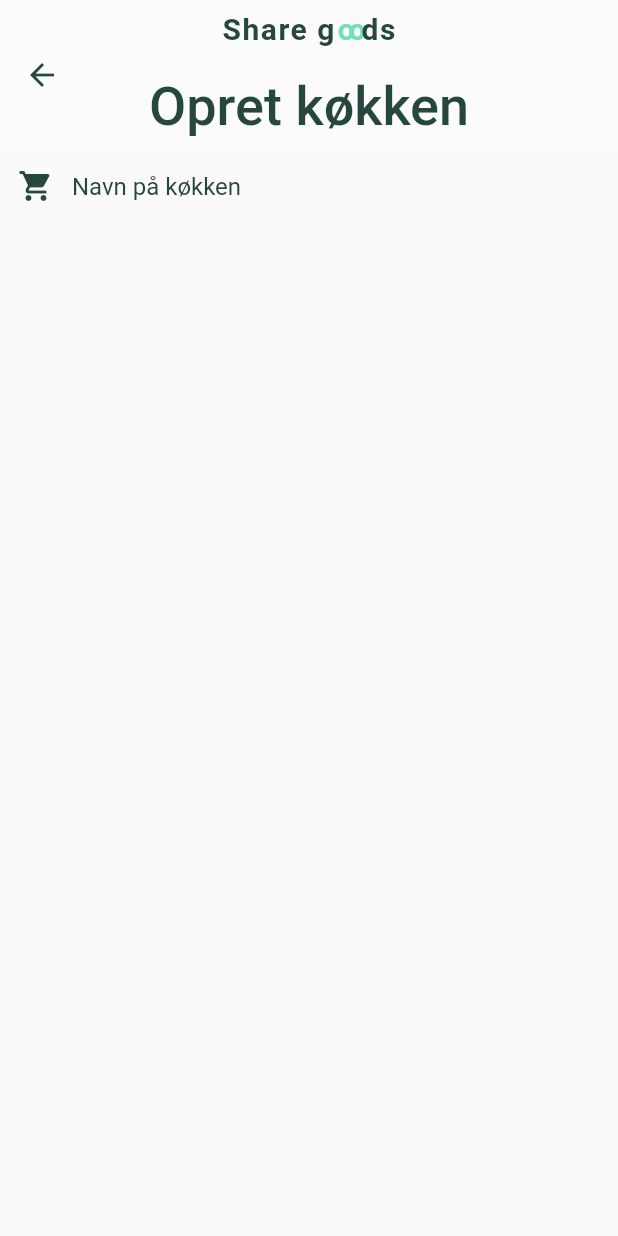
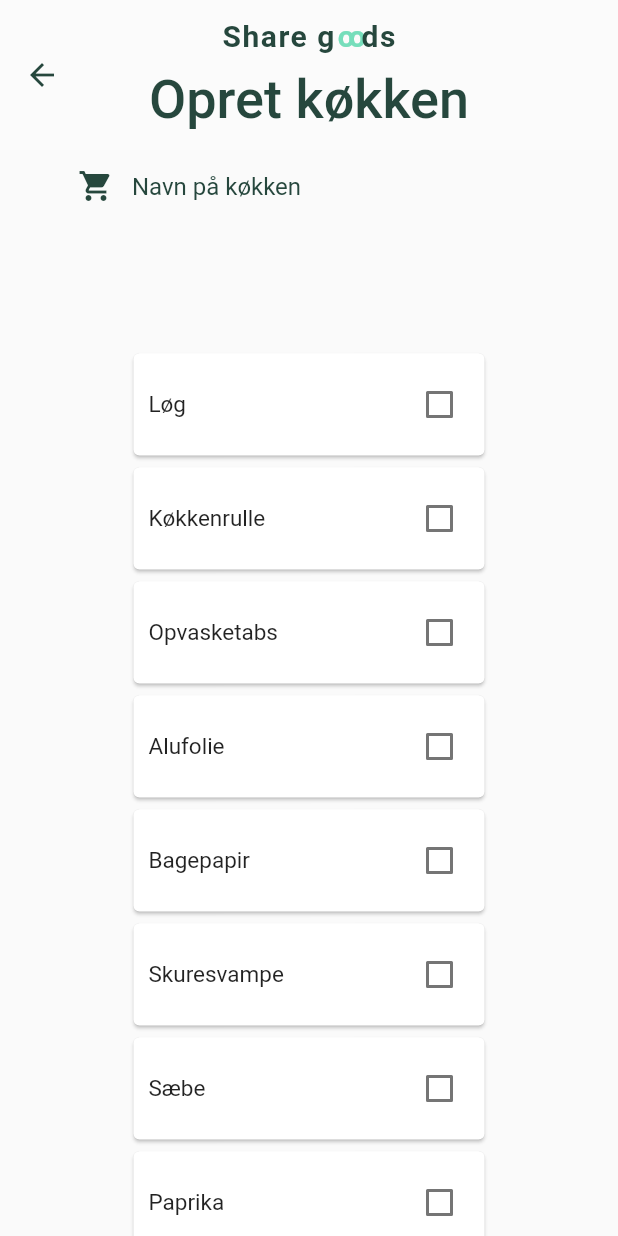
Before and after one commit to patricklopdrup/Share-goods, a Flutter app: the CreateKitchen screen opened directly, on a phone screen of 412 x 824 dp. Run offline on Flutter 3.47's test engine with Material 2 defaults, Android fonts, the phone set to English and light mode, and no system bars; our stand-ins replace cloud_firestore, firebase_auth, firebase_core, firebase_crashlytics, flutter_conditional_rendering; accounts and stored records are empty; Roboto replaces fonts that are missing (OpenSans).

Commit message:
Created name field and list of predefined items in createKitchen_page
Further implementation needed.

```diff
--- a/share_goods/lib/myAppBar.dart
+++ b/share_goods/lib/myAppBar.dart
@@ -31,13 +31,13 @@ class MyAppBar extends StatelessWidget implements PreferredSizeWidget {
         backgroundColor: Colors.white10,
         elevation: 0,
         iconTheme: IconThemeData(
-          color: myDarkGreen,
+          color: myDarkGreen
         ),
         title: Column(
           mainAxisAlignment: MainAxisAlignment.spaceBetween,
           children: [
             createLogo(),
-            SizedBox(height: 20.0,),
+            SizedBox(height: 10.0,),
             Text(
               this.title,
               style: TextStyle(
--- a/share_goods/lib/pages_bottomnav/createKitchen_page.dart
+++ b/share_goods/lib/pages_bottomnav/createKitchen_page.dart
@@ -1,4 +1,5 @@
 import 'package:flutter/material.dart';
+import 'package:share_goods/data/testData.dart';
 import 'package:share_goods/myAppBar.dart';
 import 'package:share_goods/myColors.dart';
 
@@ -15,8 +16,94 @@ class _CreateKitchenState extends State<CreateKitchen> {
         title: 'Opret køkken',
       ),
       body: Container(
+        padding: EdgeInsets.symmetric(horizontal: 40),
          child: Column(
            crossAxisAlignment: CrossAxisAlignment.center,
+           children: [
+             Expanded(
+               flex: 2,
+                 child: Container(
+                   child: _createNameField(),
+                 )
+             ),
+             Expanded(
+                 flex: 9,
+                 child: Container(
+                   child: CreateKitchenList(),
+                 )
+             ),
+           ],
+         )
+        )
+      );
+  }
+}
+
+class CreateKitchenList extends StatefulWidget {
+  @override
+  _CreateKitchenListState createState() => _CreateKitchenListState();
+}
+
+class _CreateKitchenListState extends State<CreateKitchenList> {
+  List<String> _inventory = [
+    'Løg',
+    'Køkkenrulle',
+    'Opvasketabs',
+    'Alufolie',
+    'Bagepapir',
+    'Skuresvampe',
+    'Sæbe',
+    'Paprika',
+    'Rødløg'
+  ];
+
+  @override
+  Widget build(BuildContext context) {
+    return Container(
+      padding: EdgeInsets.symmetric(horizontal: 45),
+      child: ListView.builder(
+            itemCount: _inventory.length,
+            itemBuilder: (context,index){
+              return CheckListItem(itemTitle: _inventory[index]);
+            }
+            ),
+    );
+  }
+}
+
+class CheckListItem extends StatefulWidget {
+  @override
+  _CheckListItemState createState() => _CheckListItemState();
+  String itemTitle;
+  CheckListItem({this.itemTitle});
+}
+
+class _CheckListItemState extends State<CheckListItem> {
+  bool _isSelected = false;
+
+  @override
+  Widget build(BuildContext context) {
+    return Card(
+      child: CheckboxListTile(
+        contentPadding: EdgeInsets.all(10),
+        checkColor: myDarkGreen,
+        dense: true,
+        title: Text(widget.itemTitle, style: TextStyle(fontSize: 15),),
+        value: _isSelected,
+        onChanged: (bool hej){
+          setState(() {
+            _isSelected = hej;
+          });
+          print("HEJ");
+        },
+      ),
+    );
+  }
+}
+
+Widget _createNameField() {
+  return Container(
+      child: Column(
         children: [
           TextFormField(
             style: TextStyle(color: myDarkGreen),
@@ -33,10 +120,9 @@ class _CreateKitchenState extends State<CreateKitchen> {
               hintText: 'Navn på køkken',
               hintStyle:
                   TextStyle(color: myDarkGreen, fontFamily: 'OpenSans'),
-              )),
+            )
+          ),
         ],
-        ),
       ),
   );
 }
-}
```
Lines whose indentation alone changed are shown as unchanged.
